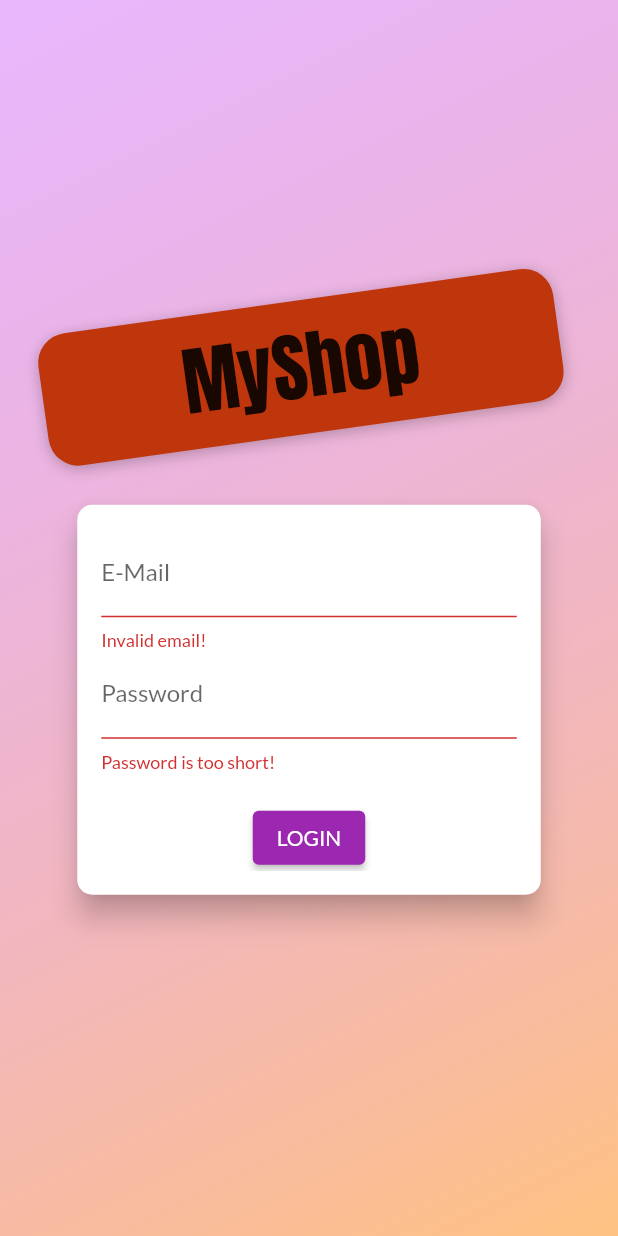
After one commit to km2223/shop, a Flutter app: the AuthScreen screen opened directly, after a tap on "LOGIN", on a phone screen of 412 x 824 dp. The commit adds this screen. Run offline on Flutter 3.47's test engine with Material 2 defaults, Android fonts, the phone set to English and light mode, and no system bars; missing offline and left inert: dart:ffi; network calls fail.

Commit message:
git ignore

```diff
--- a/lib/models/http_exception.dart
+++ b/lib/models/http_exception.dart
@@ -5,8 +5,6 @@ class HttpException implements Exception{
   @override
   String toString() {
     return message;
-    // TODO: implement toString
-    //return super.toString();
   }
 
 }
--- /dev/null
+++ b/lib/provider/auth.dart
@@ -0,0 +1,106 @@
+
+import 'dart:async';
+
+import 'package:flutter/material.dart';
+import 'package:http/http.dart' as http;
+import 'dart:convert';
+
+import 'package:shop/models/http_exception.dart';
+
+
+
+class Auth with ChangeNotifier{
+    String? _token;
+    String ? _userId;
+     DateTime? _expiryDate;
+     Timer? _authTimer;
+   bool get isAuth {
+    return token!=null;
+   }
+   String? get token{
+    if(_expiryDate!=null
+    &&_expiryDate!.isAfter(DateTime.now()
+    )&&_token!=null){ return _token!;}
+    return '';
+   }
+     String get userId {
+    return _userId.toString();
+  }
+
+     Future<void>_authenticate(String email,String password,urlSegment)  async {
+      //https://identitytoolkit.googleapis.com/v1/accounts:signUp?key=[API_KEY]
+
+      //'https://www.googleapis.com/identitytoolkit/v3/relyingparty/$urlSegment?key=AIzaSyC13spCwP_f_SalxEbkB-wjedoF8iYENlQ';
+final url =  Uri.parse(
+     'https://identitytoolkit.googleapis.com/v1/accounts:$urlSegment?key=AIzaSyA-7VKZp9A7hvodA-XG9vHFG8o5cpWnlP4');
+     try {
+      final response = await http.post(url,body:json.encode({
+ 'email': email,
+  'password': password,
+  'returnSecureToken':true
+}));
+final responseData= json.decode(response.body) ;
+
+if (responseData['error']!=null) {
+  throw HttpException(responseData['error']['message']);
+
+}
+_token=responseData['idToken'];
+_userId = responseData['localId'];
+_expiryDate=DateTime.now().add(Duration(seconds: int.parse(responseData['expiresIn'])));
+_autoLogout();
+notifyListeners();
+
+      } catch (error) {
+       rethrow;
+     }
+
+
+  }
+
+  Future<void>singup(String email,String password)  async {
+     return _authenticate(email, password, 'signUp');
+/* final url = Uri.parse(
+     'https://identitytoolkit.googleapis.com/v1/accounts:signInWithPassword?key=AIzaSyA-7VKZp9A7hvodA-XG9vHFG8o5cpWnlP4');
+
+final response = await http.post(url,body:json.encode({
+ 'email': email,
+  'password': password,
+  'returnSecureToken':true
+}));
+  print(json.decode(response.body)); */
+
+  }
+    Future<void>login(String email,String password)  async {
+      return _authenticate(email, password, 'signInWithPassword');
+/* final url = Uri.parse(
+     'https://identitytoolkit.googleapis.com/v1/accounts:signUp?key=AIzaSyA-7VKZp9A7hvodA-XG9vHFG8o5cpWnlP4');
+
+final response = await http.post(url,body:json.encode({
+ 'email': email,
+  'password': password,
+  'returnSecureToken':true
+}));
+  print(json.decode(response.body));
+
+  } */
+}
+void logout(){
+  _expiryDate=null;
+  _token=null;
+  _userId=null;
+    if (_authTimer!=null) {
+    _authTimer?.cancel();
+    _authTimer=null;
+  }
+  notifyListeners();
+}
+void _autoLogout(){
+  if (_authTimer!=null) {
+    _authTimer?.cancel();
+  }
+  final timetoexpiry=_expiryDate!.difference(DateTime.now()).inSeconds;
+  _authTimer=Timer(Duration(seconds: 10 ), logout);
+
+}
+}
--- a/lib/provider/cart.dart
+++ b/lib/provider/cart.dart
@@ -20,7 +20,7 @@ class Cart with ChangeNotifier{
     return{..._items};
   }
   int get itemCount{
-    return _items== null? 0: _items.length;
+    return _items.length;///change
   }
   double get totalAmount{
     var total=0.0;
--- a/lib/provider/orders.dart
+++ b/lib/provider/orders.dart
@@ -15,15 +15,22 @@ class OrderItem {
 
 }
 class Orders with ChangeNotifier{
+  Orders(this.authToken,this._orders,this.userId);
   List<OrderItem>_orders=[];
+  final String authToken;
+  final String userId;
   List<OrderItem> get orders{
     return [..._orders];
   }
+
   Future<void>setAndFetchOrders() async{
-    final url =Uri.parse('https://shopapp-99ffc-default-rtdb.firebaseio.com/orders/.json');
+   // setAndFetchOrders();
+    final url =Uri.parse('https://shopapp-99ffc-default-rtdb.firebaseio.com/orders/$userId.json?auth=$authToken');
     final response= await http.get(url);
+    final extractedData=json.decode(response.body)as Map<String,dynamic>?;
+    if(extractedData==null){return;}
     final List<OrderItem>loadedOrder=[];
-    final extractedData=json.decode(response.body)as Map<String,dynamic>;
+
     extractedData.forEach((orderId, orderData) {
       loadedOrder.add(OrderItem(
         id: orderId,
@@ -40,7 +47,7 @@ class Orders with ChangeNotifier{
   notifyListeners();
   }
  Future< void >addOrder(List<CartItem> cartProducts,double total) async{
-    final url =Uri.parse('https://shopapp-99ffc-default-rtdb.firebaseio.com/orders/.json');
+    final url =Uri.parse('https://shopapp-99ffc-default-rtdb.firebaseio.com/orders/$userId.json?auth=$authToken');
     final timestamp=DateTime.now();
      final response= await http.post(url,body:json.encode({
       'amount':total,
--- /dev/null
+++ b/lib/screens/264 auth_screen.dart
@@ -0,0 +1,269 @@
+import 'dart:math';
+
+import 'package:flutter/material.dart';
+import 'package:provider/provider.dart';
+import 'package:shop/models/http_exception.dart';
+import 'package:shop/provider/auth.dart';
+
+enum AuthMode { Signup, Login }
+
+class AuthScreen extends StatelessWidget {
+  static const routeName = '/auth';
+
+  const AuthScreen({super.key});
+
+  @override
+  Widget build(BuildContext context) {
+    final deviceSize = MediaQuery.of(context).size;
+    final transformConfig = Matrix4.rotationZ(-8 * pi / 180);
+     transformConfig.translate(-10.0);
+    return Scaffold(
+      resizeToAvoidBottomInset: false,
+      body: Stack(
+        children: <Widget>[
+          Container(
+            decoration: BoxDecoration(
+              gradient: LinearGradient(
+                colors: [
+                  const Color.fromRGBO(215, 117, 255, 1).withOpacity(0.5),
+                  const Color.fromRGBO(255, 188, 117, 1).withOpacity(0.9),
+                ],
+                begin: Alignment.topLeft,
+                end: Alignment.bottomRight,
+                stops: [0, 1],
+              ),
+            ),
+          ),
+          SingleChildScrollView(
+            child: Container(
+              height: deviceSize.height,
+              width: deviceSize.width,
+              child: Column(
+                mainAxisAlignment: MainAxisAlignment.center,
+                crossAxisAlignment: CrossAxisAlignment.center,
+                children: <Widget>[
+                  Flexible(
+                    child: Container(
+                      margin: const EdgeInsets.only(bottom: 20.0),
+                      padding:
+                          const EdgeInsets.symmetric(vertical: 8.0, horizontal: 94.0),
+                      transform: Matrix4.rotationZ(-8 * pi / 180)
+                        ..translate(-10.0),
+                         //..translate(-10.0),
+                      decoration: BoxDecoration(
+                        borderRadius: BorderRadius.circular(20),
+                        color: Colors.deepOrange.shade900,
+                        boxShadow: const [
+                           BoxShadow(
+                            blurRadius: 8,
+                            color: Colors.black26,
+                            offset: Offset(0, 2),
+                          )
+                        ],
+                      ),
+                      child: const Text(
+                        'MyShop',
+                        style: TextStyle(
+                        // color: Theme.of(context).accentTextTheme.title.color,
+                          fontSize: 50,
+                          fontFamily: 'Anton',
+                          fontWeight: FontWeight.normal,
+                        ),
+                      ),
+                    ),
+                  ),
+                  Flexible(
+                    flex: deviceSize.width > 600 ? 2 : 1,
+                    child: const AuthCard(),
+                  ),
+                ],
+              ),
+            ),
+          ),
+        ],
+      ),
+    );
+  }
+}
+
+class AuthCard extends StatefulWidget {
+  const AuthCard({super.key});
+
+
+
+  @override
+  _AuthCardState createState() => _AuthCardState();
+}
+
+class _AuthCardState extends State<AuthCard> {
+  final GlobalKey<FormState> _formKey = GlobalKey();
+  AuthMode _authMode = AuthMode.Login;
+  final Map<String, String> _authData = {
+    'email': '',
+    'password': '',
+  };
+  var _isLoading = false;
+  final _passwordController = TextEditingController();
+  void _showErrorDialog(String message){
+    showDialog(context: context,
+     builder:(context) => AlertDialog(
+      title: const Text('Error ocurred'),
+      content: Text(message),
+      actions: [
+        TextButton(onPressed: (() {
+          Navigator.of(context).pop();
+        }), child: const Text('OK'))
+      ],
+     ), );
+  }
+
+ Future< void >_submit() async {
+    if (!_formKey.currentState!.validate()) {
+      // Invalid!
+      return;
+    }
+    _formKey.currentState?.save();
+    setState(() {
+      _isLoading = true;
+    });
+    try{
+    if (_authMode == AuthMode.Login) {
+      // Log user in
+    await  Provider.of<Auth>(context,listen: false).login(_authData['email']as String, _authData['password']as String);
+
+    } else {
+      // Sign user up
+    await  Provider.of<Auth>(context,listen: false).singup(_authData['email']as String, _authData['password']as String);
+    }
+    }on HttpException catch(error){
+    var errorMessage='Authenticat Failed';
+    if (error.toString().contains('EMAIL_EXISTS')) {
+        errorMessage = 'This email address is already in use.';
+      } else if (error.toString().contains('INVALID_EMAIL')) {
+        errorMessage = 'This is not a valid email address';
+      } else if (error.toString().contains('WEAK_PASSWORD')) {
+        errorMessage = 'This password is too weak.';
+      } else if (error.toString().contains('EMAIL_NOT_FOUND')) {
+        errorMessage = 'Could not find a user with that email.';
+      } else if (error.toString().contains('INVALID_PASSWORD')) {
+        errorMessage = 'Invalid password.';
+      }
+     _showErrorDialog(errorMessage);
+
+
+    }
+    catch(error){
+const errorMessage='Could not authenticat  you .Please try again later';
+     _showErrorDialog(errorMessage);
+
+    }
+
+    setState(() {
+      _isLoading = false;
+    });
+  }
+
+  void _switchAuthMode() {
+    if (_authMode == AuthMode.Login) {
+      setState(() {
+        _authMode = AuthMode.Signup;
+      });
+    } else {
+      setState(() {
+        _authMode = AuthMode.Login;
+      });
+    }
+  }
+
+  @override
+  Widget build(BuildContext context) {
+    final deviceSize = MediaQuery.of(context).size;
+    return Card(
+      shape: RoundedRectangleBorder(
+        borderRadius: BorderRadius.circular(10.0),
+      ),
+      elevation: 8.0,
+      child: Container(
+        height: _authMode == AuthMode.Signup ? 320 : 260,
+        constraints:
+            BoxConstraints(minHeight: _authMode == AuthMode.Signup ? 320 : 260),
+        width: deviceSize.width * 0.75,
+        padding: const EdgeInsets.all(16.0),
+        child: Form(
+          key: _formKey,
+          child: SingleChildScrollView(
+            child: Column(
+              children: <Widget>[
+                TextFormField(
+                  decoration: const InputDecoration(labelText: 'E-Mail'),
+                  keyboardType: TextInputType.emailAddress,
+                  validator: (value) {
+                    if (value!.isEmpty || !value.contains('@')) {
+                      return 'Invalid email!';
+                    }
+                    return null;
+                  },
+                  onSaved: (value) {
+                    _authData['email'] = value!;
+                  },
+                ),
+                TextFormField(
+                  decoration: const InputDecoration(labelText: 'Password'),
+                  obscureText: true,
+                  controller: _passwordController,
+                  validator: (value) {
+                    if (value!.isEmpty || value.length < 5) {
+                      return 'Password is too short!';
+                    }
+                  },
+                  onSaved: (value) {
+                    _authData['password'] = value!;
+                  },
+                ),
+                if (_authMode == AuthMode.Signup)
+                  TextFormField(
+                    enabled: _authMode == AuthMode.Signup,
+                    decoration: const InputDecoration(labelText: 'Confirm Password'),
+                    obscureText: true,
+                    validator: _authMode == AuthMode.Signup
+                        ? (value) {
+                            if (value != _passwordController.text) {
+                              return 'Passwords do not match!';
+                            }
+                          }
+                        : null,
+                  ),
+                const SizedBox(
+                  height: 20,
+                ),
+                if (_isLoading)
+                  const CircularProgressIndicator()
+                else
+                  ElevatedButton(
+                    onPressed: _submit,
+                    child:
+                        Text(_authMode == AuthMode.Login ? 'LOGIN' : 'SIGN UP'),
+/*                     shape: RoundedRectangleBorder(
+                      borderRadius: BorderRadius.circular(30),
+                    ),
+                    padding:
+                        EdgeInsets.symmetric(horizontal: 30.0, vertical: 8.0),
+                    color: Theme.of(context).primaryColor */
+                    //textColor: Theme.of(context).primaryTextTheme.button.color,
+                  ),
+                TextButton(
+                  onPressed: _switchAuthMode,
+                  child: Text(
+                      '${_authMode == AuthMode.Login ? 'SIGNUP' : 'LOGIN'} INSTEAD'),
+/*                   padding: EdgeInsets.symmetric(horizontal: 30.0, vertical: 4),
+                  materialTapTargetSize: MaterialTapTargetSize.shrinkWrap,
+                  textColor: Theme.of(context).primaryColor, */
+                ),
+              ],
+            ),
+          ),
+        ),
+      ),
+    );
+  }
+}
--- a/lib/screens/cart_screen.dart
+++ b/lib/screens/cart_screen.dart
@@ -7,7 +7,6 @@ import '../screens/order_button.dart';
 class CartScreen extends StatelessWidget {
    static  const  routName='/cart';
 
-  const CartScreen({super.key});
 
 
   @override
--- a/lib/screens/order_button.dart
+++ b/lib/screens/order_button.dart
@@ -23,11 +23,11 @@ class _OrderButtonState extends State<OrderButton> {
   Widget build(BuildContext context) {
     final cart=Provider.of<Cart>(context);
 
-    return ElevatedButton(onPressed:(widget. cart.totalAmount<=0||_isloading)? null:()async {
+    return ElevatedButton(onPressed:( cart.totalAmount<=0||_isloading)? null:()async {
       setState(() {
         _isloading=true;
       });
-    await  Provider.of<Orders>(context,listen: false).addOrder(widget. cart.items.values.toList(),widget.cart.totalAmount);
+    await  Provider.of<Orders>(context,listen: false).addOrder( cart.items.values.toList(),cart.totalAmount);
     setState(() {
       _isloading=false;
     });
--- a/lib/widgets/product_detail_screen.dart
+++ b/lib/screens/product_detail_screen.dart
@@ -11,6 +11,8 @@ class ProductDetailScreen extends StatelessWidget {
 
  */
 static const routeName='/product_detail';
+
+  const ProductDetailScreen({super.key});
   @override
   Widget build(BuildContext context) {
    final productId= ModalRoute.of(context)?.settings.arguments as String;
@@ -34,7 +36,7 @@ static const routeName='/product_detail';
             ),),
             const SizedBox(height: 10,),
             Container(
-              padding: EdgeInsets.symmetric(horizontal: 10),
+              padding: const EdgeInsets.symmetric(horizontal: 10),
               width: double.infinity,
               child: Text(loadedProduct.description,softWrap: true,textAlign:TextAlign.center,)),
 
```
Also changed, not shown: lib/main.dart (+25 -12 lines), lib/provider/product.dart (+4 -3 lines), lib/provider/products.dart (+42 -21 lines), lib/screens/orders_screen.dart (+20 -15 lines), lib/screens/product_overview_screen.dart (+3 -8 lines), lib/screens/user_product_screen.dart (+16 -5 lines), lib/widgets/app_drawer.dart (+11 -0 lines), lib/widgets/product_Item.dart (+7 -4 lines), 1 other file.
